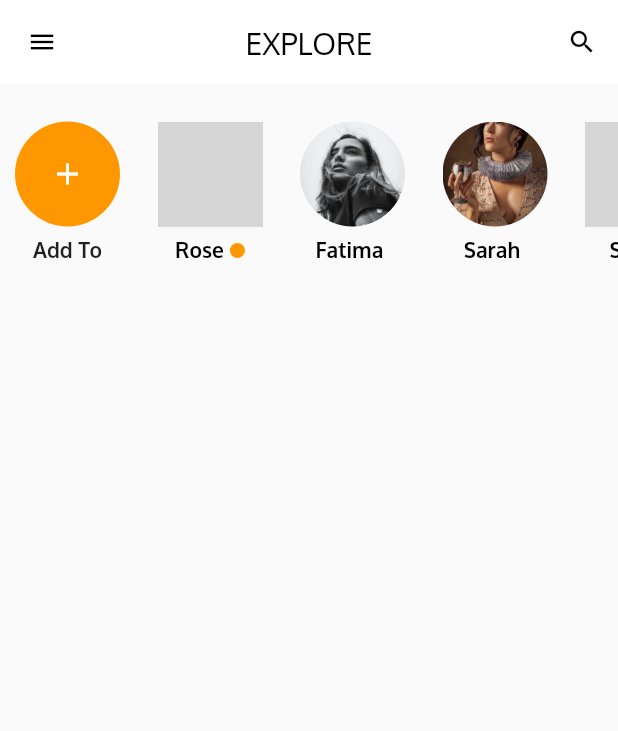
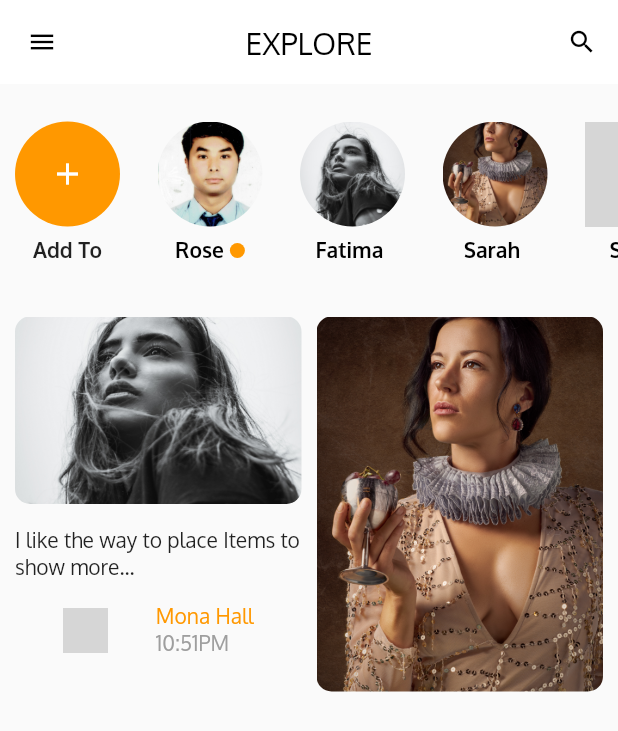
Before and after one commit to saroj-itexpert/minimal_ui, a Flutter app: the screen it shows after launch, on a phone screen of 412 x 824 dp. Shown: the top 731 px of the screen. Run offline on Flutter 3.47's test engine with Material 2 defaults, Android fonts, the phone set to English and light mode, and no system bars; grey boxes are pictures that could not be loaded.

Commit message:
add story

```diff
--- a/minimal_ui/lib/main.dart
+++ b/minimal_ui/lib/main.dart
@@ -75,7 +75,6 @@ class _MyHomePageState extends State<MyHomePage> {
                       style: TextStyle(
                         fontFamily: 'Oxygen',
                         fontWeight: FontWeight.w600,
-
                       ),
                     ),
                   ],
@@ -90,13 +89,18 @@ class _MyHomePageState extends State<MyHomePage> {
                 listItem('assets/images/d.jpg', 'Saroj', false),
               ],
             ),
-          )
+          ),
+
+          SizedBox(
+            height: 15.0,
+          ),
+          firstStyleRow('assets/images/b.jpg','assets/images/c.jpg', 'assets/images/d.jpg'),
         ],
       ),
     );
   }
 
-  Widget firstStyleRow(String imgPath1, String imgPath2, String avatarImg){
+  Widget firstStyleRow(String imgPath1, String imgPath2, String avatarImg) {
     return Container(
       height: 250.0,
       padding: EdgeInsets.only(left: 10.0, right: 10.0),
@@ -104,7 +108,7 @@ class _MyHomePageState extends State<MyHomePage> {
         children: <Widget>[
           Container(
             height: 250.0,
-            width: (MediaQuery.of(context).size.width - 30.0) / 2,  //need two component
+            width: (MediaQuery.of(context).size.width - 30.0)/2, //need two component
             child: Column(
               children: <Widget>[
                 Container(
@@ -117,11 +121,74 @@ class _MyHomePageState extends State<MyHomePage> {
                     ),
                   ),
                 ),
-                SizedBox(height: 15.0,),
-
+                SizedBox(
+                  height: 15.0,
+                ),
+                Text(
+                  'I like the way to place Items to show more...',
+                  style: TextStyle(
+                    fontFamily: 'Oxygen',
+                  ),
+                ),
+                SizedBox(
+                  height: 15.0,
+                ),
+                Row(
+                  mainAxisAlignment: MainAxisAlignment.spaceEvenly,
+                  children: <Widget>[
+                    Container(
+                      height: 30.0,
+                      width: 30.0,
+                      decoration: BoxDecoration(
+                        borderRadius: BorderRadius.circular(15.0),
+                        image: DecorationImage(
+                          image: AssetImage(avatarImg),
+                          fit: BoxFit.cover,
+                        )
+                      ),
+                    ),
+                    Column(
+                      crossAxisAlignment: CrossAxisAlignment.start,
+                      children: <Widget>[
+                        Text(
+                          'Mona Hall',
+                          textAlign: TextAlign.left,
+                          style: TextStyle(
+                            fontFamily: 'Oxygen', color: Colors.orange
+                          ),
+                        ),
+                        Text(
+                          '10:51PM',
+                          textAlign: TextAlign.left,
+                          style: TextStyle(
+                            fontFamily: 'Oxygen',
+                            color: Colors.grey
+                          ),
+                        )
+                      ],
+                    ),
+                  ],
+                ),
               ],
             ),
           ),
+          SizedBox(
+            width: 10.0,
+          ),
+          Container(
+            height: 250.0,
+            width: (MediaQuery.of(context).size.width-30.0)/2,
+            child: Container(
+              height: 250.0,
+              decoration: BoxDecoration(
+                borderRadius: BorderRadius.circular(10.0),
+                image: DecorationImage(
+                  image: AssetImage(imgPath2),
+                  fit: BoxFit.cover
+                )
+              ),
+            ),
+          )
         ],
       ),
     );
--- a/minimal_ui/pubspec.yaml
+++ b/minimal_ui/pubspec.yaml
@@ -41,7 +41,7 @@ flutter:
   #  - images/a_dot_burr.jpeg
   #  - images/a_dot_ham.jpeg
   assets:
-   - assets/images/a.jpg
+   - assets/images/a.jpeg
    - assets/images/b.jpg
    - assets/images/c.jpg
    - assets/images/d.jpg
```
Also changed, not shown: minimal_ui/assets/images/a.jpeg (added).
